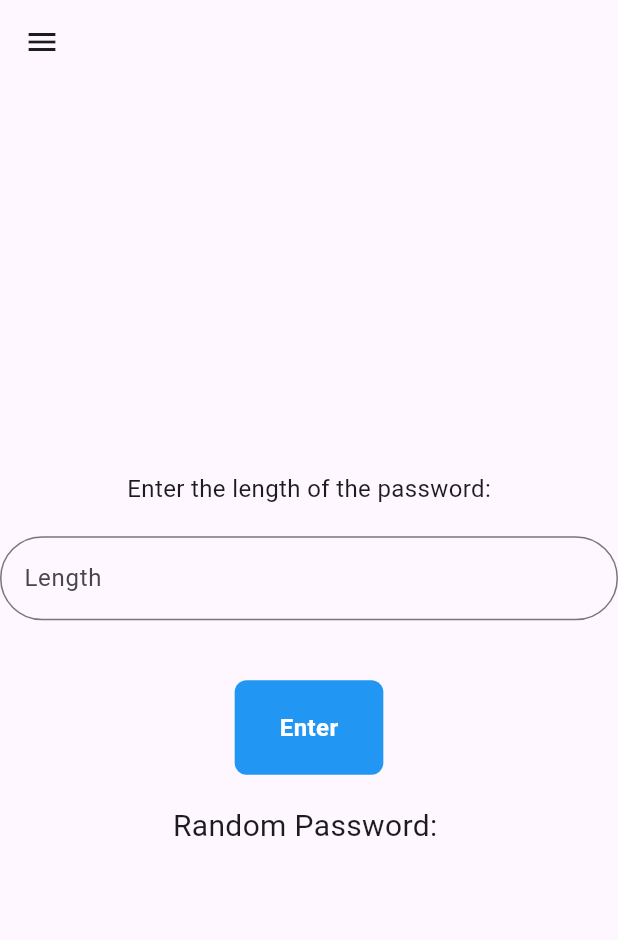
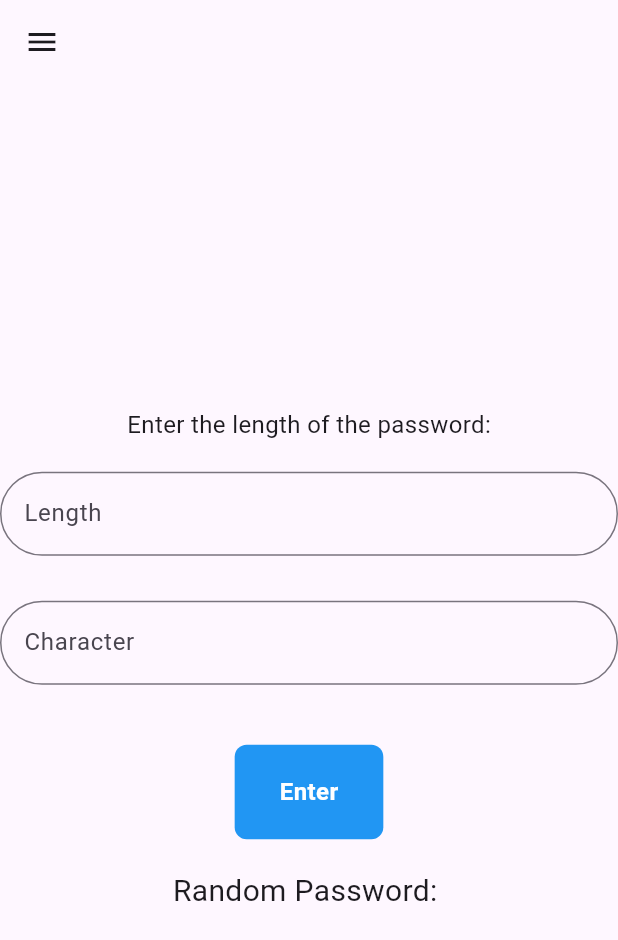
Before and after one commit to Alan-Allen/NSRC_54_Flutter_School, a Flutter app: the screen it shows after launch, after a tap on "Random Password", on a phone screen of 412 x 824 dp. Shown: the top 940 px of the screen. Run offline on Flutter 3.47's test engine with Material 3 defaults, Android fonts, the light colour scheme and no system bars.

Commit message:
School-224/2/29/01:43

```diff
--- a/lib/screens/Password_screen.dart
+++ b/lib/screens/Password_screen.dart
@@ -11,7 +11,8 @@ class PasswordScreen extends StatefulWidget {
 }
 
 class _PasswordScreenState extends State<PasswordScreen> {
-  final TextEditingController _controller = TextEditingController();
+  final TextEditingController _lengthController = TextEditingController();
+  final TextEditingController _characterController = TextEditingController();
   String _generatedPassword = '';
 
   @override
@@ -37,10 +38,27 @@ class _PasswordScreenState extends State<PasswordScreen> {
               child: SizedBox(
                 width: 500,
                 child: TextField(
-                  controller: _controller,
+                  controller: _lengthController,
                   decoration: InputDecoration(
                     hintText: 'Enter length',
                     labelText: 'Length',
+                    border: OutlineInputBorder(
+                      borderSide: const BorderSide(width: 3, color: Colors.greenAccent),
+                      borderRadius: BorderRadius.circular(50.0),
+                    ),
+                  ),
+                ),
+              ),
+            ),
+            const SizedBox(height: 30),
+            Center(
+              child: SizedBox(
+                width: 500,
+                child: TextField(
+                  controller: _characterController,
+                  decoration: InputDecoration(
+                    hintText: 'Enter Character',
+                    labelText: 'Character',
                     border: OutlineInputBorder(
                       borderSide: const BorderSide(width: 3, color: Colors.greenAccent),
                       borderRadius: BorderRadius.circular(50.0),
@@ -53,11 +71,15 @@ class _PasswordScreenState extends State<PasswordScreen> {
             CustomButton(
               onPressed: () {
                 print('Create Button Pressed');
-                String length = _controller.text;
+                String length = _lengthController.text;
+                String character = _characterController.text;
+                if(character == '') {
+                  character = 'abcdefghijklmnopqrstuvwxyzABCDEFGHIJKLMNOPQRSTUVWXYZ0123456789!@#\$%^&*()-_=+';
+                }
                 int passwordLength = int.tryParse(length) ?? 8;
                 setState(() {
-                  _generatedPassword = Password(passwordLength);
-                  print('length: $length, password: $_generatedPassword');
+                  _generatedPassword = Password(passwordLength, allowedCharacters: character);
+                  print('length: $length, character: $character, password: $_generatedPassword');
                 });
               },
               text: 'Enter',
@@ -80,20 +102,14 @@ class _PasswordScreenState extends State<PasswordScreen> {
     );
   }
 
-  String Password(int length) {
-    const String lowercaseLetters = 'abcdefghijklmnopqrstuvwxyz';
-    const String uppercaseLetters = 'ABCDEFGHIJKLMNOPQRSTUVWXYZ';
-    const String numbers = '0123456789';
-    const String symbols = '!@#\$%^&*()-_=+';
-
-    String characters = lowercaseLetters + uppercaseLetters + numbers + symbols;
-
+  String Password(int length, {String? allowedCharacters}) {
+    allowedCharacters ??= '';
     Random random = Random();
     String password = '';
 
     for (int i = 0; i < length; i++) {
-      int index = random.nextInt(characters.length);
-      password += characters[index];
+      int index = random.nextInt(allowedCharacters.length);
+      password += allowedCharacters[index];
     }
 
     return password;
```
Also changed, not shown: 1 other file.
